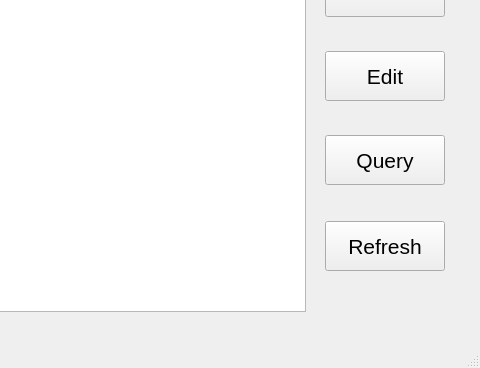
Before: the Qt Designer form mainWindow.ui in umaid-git/Employee-Record-Viewer, drawn with Qt 5; both pictures show x 525 to 1005 and y 169 to 537 of the 1005 by 537 pixel window.
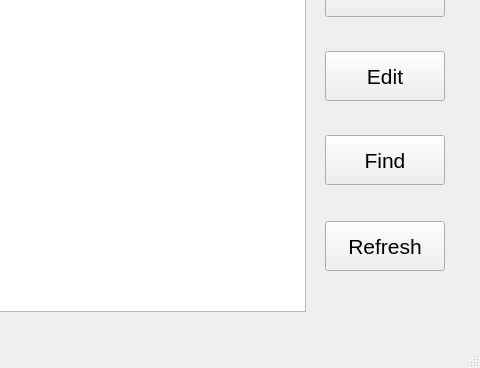
After: the same form once the commit is applied.

Commit message:
replaced query with find and added functionality to find
replaced query button with find button and added functionality to find

when clicking on find it will open a new window where a user can search for a query

Diff of the .ui file:
```diff
--- a/mainWindow.ui
+++ b/mainWindow.ui
@@ -136,7 +136,7 @@
      </font>
     </property>
     <property name="text">
-     <string>Query</string>
+     <string>Find</string>
     </property>
    </widget>
    <widget class="QPushButton" name="refreshPushButton">
```
Left out of the diff: 2 changed lines with no effect on the pictures. The commit also changes 7 other files.
